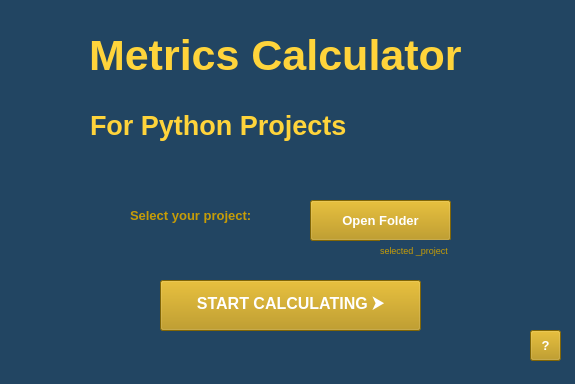
Before: the Qt Designer form app/gui/mainWindow.ui in minaschar/metrics-calculator-python, drawn with Qt 5.
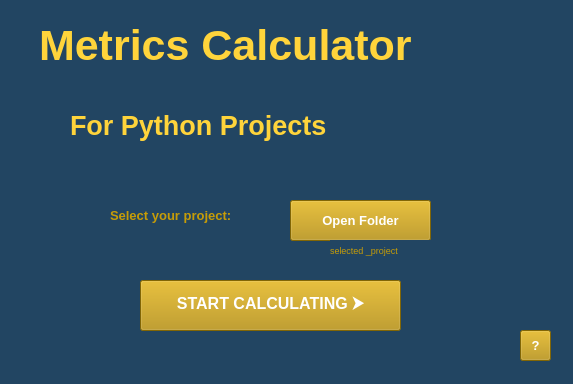
After: the same form once the commit is applied. Icons and pictures are not drawn.

Commit message: Change the names of attributes in gui and implements the functionality of open file . Additions: -names in mainWindow. -open file when user clicks to openFolderButton.

What changed in the file:
```diff
--- a/app/gui/mainWindow.ui
+++ b/app/gui/mainWindow.ui
@@ -6,7 +6,7 @@
    <rect>
     <x>0</x>
     <y>0</y>
-    <width>575</width>
+    <width>573</width>
     <height>384</height>
    </rect>
   </property>
@@ -20,7 +20,7 @@
    <widget class="QPushButton" name="pushButton">
     <property name="geometry">
      <rect>
-      <x>160</x>
+      <x>140</x>
       <y>280</y>
       <width>261</width>
       <height>51</height>
@@ -45,7 +45,7 @@
    <widget class="QToolButton" name="toolButton">
     <property name="geometry">
      <rect>
-      <x>310</x>
+      <x>290</x>
       <y>200</y>
       <width>141</width>
       <height>41</height>
@@ -70,9 +70,9 @@
    <widget class="QLabel" name="label">
     <property name="geometry">
      <rect>
-      <x>40</x>
-      <y>30</y>
-      <width>491</width>
+      <x>-10</x>
+      <y>20</y>
+      <width>571</width>
       <height>51</height>
      </rect>
     </property>
@@ -94,9 +94,9 @@
    <widget class="QLabel" name="label_2">
     <property name="geometry">
      <rect>
-      <x>90</x>
+      <x>70</x>
       <y>100</y>
-      <width>281</width>
+      <width>331</width>
       <height>51</height>
      </rect>
     </property>
@@ -117,8 +117,8 @@
    <widget class="QLabel" name="label_3">
     <property name="geometry">
      <rect>
-      <x>380</x>
-      <y>80</y>
+      <x>400</x>
+      <y>90</y>
       <width>101</width>
       <height>91</height>
      </rect>
@@ -136,9 +136,9 @@
    <widget class="QLabel" name="label_4">
     <property name="geometry">
      <rect>
-      <x>130</x>
+      <x>110</x>
       <y>190</y>
-      <width>141</width>
+      <width>171</width>
       <height>51</height>
      </rect>
     </property>
@@ -159,7 +159,7 @@
    <widget class="QToolButton" name="toolButton_2">
     <property name="geometry">
      <rect>
-      <x>530</x>
+      <x>520</x>
       <y>330</y>
       <width>31</width>
       <height>31</height>
@@ -184,9 +184,9 @@
    <widget class="QLabel" name="label_5">
     <property name="geometry">
      <rect>
-      <x>380</x>
+      <x>330</x>
       <y>240</y>
-      <width>81</width>
+      <width>101</width>
       <height>21</height>
      </rect>
     </property>
```
Left out of the diff: 18 changed lines with no effect on the pictures. The commit also changes 2 other files.
